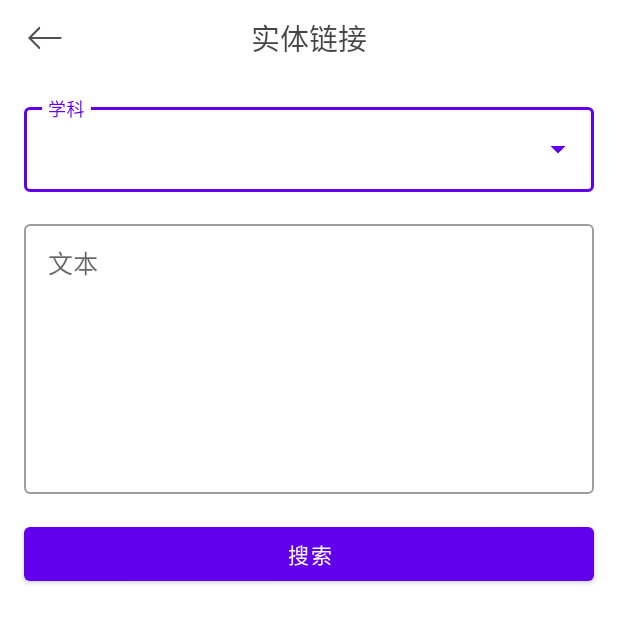
After one commit to tianze-assignment/OpenEduAndroid, an Android app: the EntityLinkSearchActivity screen opened directly, with no data from a screen before it, on a phone screen of 412 x 824 dp. The commit adds this screen. Shown: the top 623 px of the screen. Run offline under Robolectric (Android 15) with nearby library versions, the phone set to English and light mode, and no system bars.

Commit message:
实体链接，待跳转

```diff
--- a/app/build.gradle
+++ b/app/build.gradle
@@ -8,7 +8,7 @@ android {
 
     defaultConfig {
         applicationId "com.wudaokou.easylearn"
-        minSdkVersion 21
+        minSdkVersion 26
         targetSdkVersion 30
         versionCode 1
         versionName "1.0"
--- /dev/null
+++ b/app/src/main/java/com/wudaokou/easylearn/EntityLinkSearchActivity.java
@@ -0,0 +1,60 @@
+package com.wudaokou.easylearn;
+
+import androidx.appcompat.app.AppCompatActivity;
+
+import android.content.Intent;
+import android.os.Bundle;
+import android.util.Log;
+import android.view.View;
+import android.widget.ArrayAdapter;
+import android.widget.AutoCompleteTextView;
+import android.widget.Toast;
+
+import com.google.android.material.textfield.TextInputEditText;
+import com.wudaokou.easylearn.databinding.ActivitySearchableBinding;
+
+import java.util.Objects;
+
+public class EntityLinkSearchActivity extends AppCompatActivity {
+
+    AutoCompleteTextView chooseSubject;
+    TextInputEditText searchText;
+
+    @Override
+    protected void onCreate(Bundle savedInstanceState) {
+        super.onCreate(savedInstanceState);
+        setContentView(R.layout.activity_entity_link_search);
+
+        searchText = findViewById(R.id.text);
+        chooseSubject = findViewById(R.id.chooseSubject);
+
+        // 选择学科
+        String[] subjects = getResources().getStringArray(R.array.subjects);
+        ArrayAdapter<String> arrayAdapter = new ArrayAdapter<>(
+                this, R.layout.dropdown_subject_item, subjects);
+        chooseSubject.setAdapter(arrayAdapter);
+
+    }
+
+    public void getBack(View view) {
+        EntityLinkSearchActivity.this.finish();
+    }
+
+
+    public void search(View view) {
+        String subject = chooseSubject.getText().toString();
+        if(subject.equals("")){
+            Toast.makeText(this, "请选择学科", Toast.LENGTH_SHORT).show();
+            return;
+        }
+        String text = String.valueOf(searchText.getText());
+        if(text.equals("")) {
+            Toast.makeText(this, "请填写搜索文本", Toast.LENGTH_SHORT).show();
+            return;
+        }
+        Intent intent = new Intent(this, EntityLinkResultActivity.class);
+        intent.putExtra("subject", subject);
+        intent.putExtra("text", text);
+        startActivity(intent);
+    }
+}
--- /dev/null
+++ b/app/src/main/res/color/item_entity_link.xml
@@ -0,0 +1,5 @@
+<?xml version="1.0" encoding="utf-8"?>
+<selector xmlns:android="http://schemas.android.com/apk/res/android">
+    <item android:color="@color/white" android:state_active="true"/>
+    <item android:color="#FFF1BA" android:state_activated="true"/>
+</selector>
--- /dev/null
+++ b/app/src/main/res/layout/activity_entity_link_search.xml
@@ -0,0 +1,106 @@
+<?xml version="1.0" encoding="utf-8"?>
+<androidx.constraintlayout.widget.ConstraintLayout xmlns:android="http://schemas.android.com/apk/res/android"
+    xmlns:app="http://schemas.android.com/apk/res-auto"
+    xmlns:tools="http://schemas.android.com/tools"
+    android:layout_width="match_parent"
+    android:layout_height="match_parent"
+    tools:context=".EntityLinkSearchActivity">
+
+    <androidx.constraintlayout.widget.ConstraintLayout
+        android:id="@+id/topBar"
+        android:layout_width="match_parent"
+        android:layout_height="50dp"
+        android:orientation="horizontal"
+        app:layout_constraintEnd_toEndOf="parent"
+        app:layout_constraintStart_toStartOf="parent"
+        app:layout_constraintTop_toTopOf="parent">
+
+        <ImageButton
+            android:id="@+id/exploreBackButton"
+            android:layout_width="60dp"
+            android:layout_height="25dp"
+            android:background="#FFFFFF"
+            android:onClick="getBack"
+            android:scaleType="fitCenter"
+            android:src="@drawable/backward_arrow"
+            app:layout_constraintBottom_toBottomOf="parent"
+            app:layout_constraintStart_toStartOf="parent"
+            app:layout_constraintTop_toTopOf="parent"
+            tools:layout_conversion_absoluteHeight="50dp"
+            tools:layout_conversion_absoluteWidth="206dp" />
+
+        <TextView
+            android:id="@+id/textView5"
+            android:layout_width="wrap_content"
+            android:layout_height="wrap_content"
+            android:fontFamily="sans-serif-thin"
+            android:gravity="center"
+            android:text="实体链接"
+            android:textColor="#B9000000"
+            android:textSize="19sp"
+            app:layout_constraintBottom_toBottomOf="parent"
+            app:layout_constraintEnd_toEndOf="parent"
+            app:layout_constraintStart_toStartOf="@+id/exploreBackButton"
+            app:layout_constraintTop_toTopOf="parent"
+            tools:layout_conversion_absoluteHeight="50dp"
+            tools:layout_conversion_absoluteWidth="206dp" />
+    </androidx.constraintlayout.widget.ConstraintLayout>
+
+    <com.google.android.material.textfield.TextInputLayout
+        android:id="@+id/chooseSubjectLayout"
+        style="@style/Widget.MaterialComponents.TextInputLayout.OutlinedBox.ExposedDropdownMenu"
+        android:layout_width="0dp"
+        android:layout_height="wrap_content"
+        android:layout_marginStart="16dp"
+
+        android:layout_marginTop="16dp"
+        android:layout_marginEnd="16dp"
+        app:layout_constraintEnd_toEndOf="parent"
+        app:layout_constraintStart_toStartOf="parent"
+        app:layout_constraintTop_toBottomOf="@+id/topBar">
+
+        <AutoCompleteTextView
+            android:id="@+id/chooseSubject"
+            android:layout_width="match_parent"
+            android:layout_height="wrap_content"
+            android:hint="学科"
+            android:inputType="none" />
+
+    </com.google.android.material.textfield.TextInputLayout>
+
+    <com.google.android.material.textfield.TextInputLayout
+        android:id="@+id/textInputLayout"
+        style="@style/Widget.MaterialComponents.TextInputLayout.OutlinedBox"
+        android:layout_width="0dp"
+        android:layout_height="wrap_content"
+        android:layout_marginStart="16dp"
+        android:layout_marginTop="16dp"
+        android:layout_marginEnd="16dp"
+        app:layout_constraintEnd_toEndOf="parent"
+        app:layout_constraintStart_toStartOf="parent"
+        app:layout_constraintTop_toBottomOf="@+id/chooseSubjectLayout">
+
+        <com.google.android.material.textfield.TextInputEditText
+            android:id="@+id/text"
+            android:layout_width="match_parent"
+            android:layout_height="180dp"
+            android:gravity="top"
+            android:hint="文本"
+            android:textSize="16.5sp" />
+    </com.google.android.material.textfield.TextInputLayout>
+
+    <Button
+        android:id="@+id/button"
+        android:layout_width="0dp"
+        android:layout_height="wrap_content"
+        android:layout_marginStart="16dp"
+        android:layout_marginTop="16dp"
+        android:layout_marginEnd="16dp"
+        android:text="搜索"
+        android:onClick="search"
+        app:layout_constraintEnd_toEndOf="parent"
+        app:layout_constraintStart_toStartOf="parent"
+        app:layout_constraintTop_toBottomOf="@+id/textInputLayout" />
+
+
+</androidx.constraintlayout.widget.ConstraintLayout>
--- a/app/src/main/res/layout/fragment_search.xml
+++ b/app/src/main/res/layout/fragment_search.xml
@@ -71,6 +71,7 @@
                 android:clickable="true"
                 android:focusable="true"
                 android:foreground="?android:attr/selectableItemBackground"
+                android:onClick="showEntitySearch"
                 app:cardCornerRadius="30dp"
                 app:cardElevation="5dp"
                 app:contentPadding="20dp">
--- a/app/src/main/res/values/strings.xml
+++ b/app/src/main/res/values/strings.xml
@@ -20,6 +20,17 @@
     <string name="searchViewText">搜索</string>
     <string name="app_label">EasyLearn</string>
     <string name="search_hint">搜索知识点</string>
+    <string-array name="subjects">
+        <item>语文</item>
+        <item>数学</item>
+        <item>英语</item>
+        <item>物理</item>
+        <item>化学</item>
+        <item>生物</item>
+        <item>历史</item>
+        <item>地理</item>
+        <item>政治</item>
+    </string-array>
     <!-- TODO: Remove or change this placeholder text -->
     <string name="hello_blank_fragment">Hello blank fragment</string>
     <string name="clearSearchHistory">清除搜索历史</string>
--- a/app/src/main/res/values/themes.xml
+++ b/app/src/main/res/values/themes.xml
@@ -2,7 +2,7 @@
     <!-- Base application theme. -->
     <style name="Theme.EasyLearn" parent="Theme.MaterialComponents.DayNight.NoActionBar">
         <!-- Primary brand color. -->
-        <item name="colorPrimary">@color/purple_700</item>
+        <item name="colorPrimary">@color/purple_500</item>
         <item name="colorPrimaryVariant">@color/grey_200</item>
         <item name="colorOnPrimary">@color/white</item>
         <!-- Secondary brand color. -->
```
Also changed, not shown: app/src/main/AndroidManifest.xml (+8 -6 lines), app/src/main/java/com/wudaokou/easylearn/EntityLinkResultActivity.java (added, +158 -0 lines), app/src/main/java/com/wudaokou/easylearn/MainActivity.java (+8 -2 lines), app/src/main/java/com/wudaokou/easylearn/adapter/EntityLinkAdapter.java (added, +79 -0 lines), app/src/main/java/com/wudaokou/easylearn/constant/SubjectMapChineseToEnglish.java (added, +22 -0 lines), app/src/main/java/com/wudaokou/easylearn/retrofit/EduKGService.java (+9 -5 lines), app/src/main/java/com/wudaokou/easylearn/retrofit/entityLink/EntityLinkObject.java (added, +57 -0 lines), app/src/main/java/com/wudaokou/easylearn/retrofit/entityLink/JsonEntityLink.java (added, +16 -0 lines), app/src/main/res/layout/activity_entity_link_result.xml (added, +99 -0 lines), app/src/main/res/layout/dropdown_subject_item.xml (added, +8 -0 lines), app/src/main/res/layout/entity_link_item.xml (added, +37 -0 lines).
